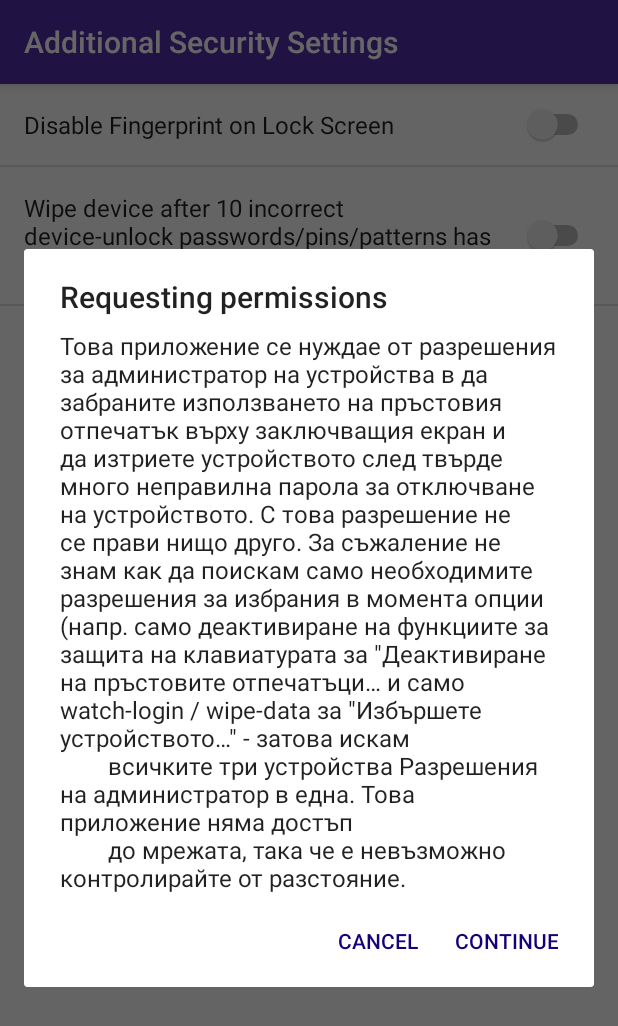
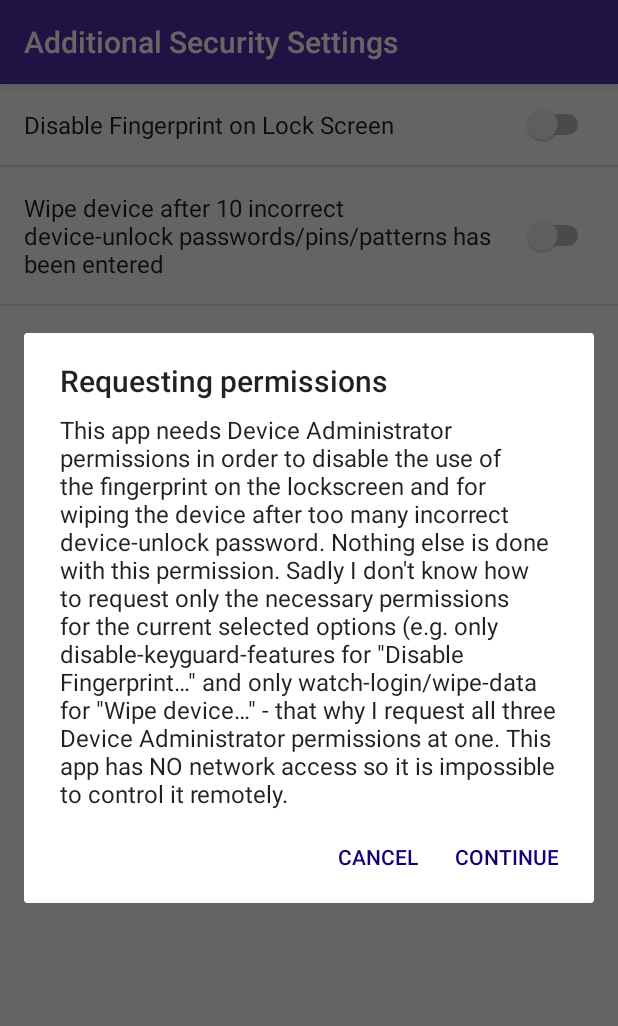
Before and after one commit to linux-colonel/AdminControl, an Android app: the screen it shows after launch (ControlYourDeviceActivity), after a tap on "Disable Fingerprint on Lock Screen", on a phone screen of 412 x 824 dp. Shown: the top 1026 px of the screen. Run offline under Robolectric (Android 15) with nearby library versions, the phone set to English and light mode, and no system bars.

Commit message:
Use english text in default strings.xml - use newer bulgarian translation in the bg strings.xml

```diff
--- a/app/src/main/res/values/strings.xml
+++ b/app/src/main/res/values/strings.xml
@@ -15,15 +15,14 @@
 
     <!-- dialogs -->
     <string name="dialog_explain_permissions_title">Requesting permissions</string>
-    <string name="dialog_explain_permissions">Това приложение се нуждае от разрешения за
-        администратор на устройства в да забраните използването на пръстовия отпечатък върху
-        заключващия екран и да изтриете устройството след твърде много неправилна парола за
-        отключване на устройството. С това разрешение не се прави нищо друго. За съжаление не знам
-        как да поискам само необходимите разрешения за избрания в момента опции (напр. само
-        деактивиране на функциите за защита на клавиатурата за \"Деактивиране на пръстовите
-        отпечатъци…" и само watch-login / wipe-data за \"Избършете устройството…\" - затова искам
-        всичките три устройства Разрешения на администратор в една. Това приложение няма достъп
-        до мрежата, така че е невъзможно контролирайте от разстояние.</string>
+    <string name="dialog_explain_permissions">This app needs Device Administrator permissions in
+        order to disable the use of the fingerprint on the lockscreen and for wiping the device
+        after too many incorrect device-unlock password. Nothing else is done with this permission.
+        Sadly I don\'t know how to request only the necessary permissions for the current selected
+        options (e.g. only disable-keyguard-features for \"Disable Fingerprint…\"
+        and only watch-login/wipe-data for \"Wipe device…\" - that why I request all three Device
+        Administrator permissions at one. This app has NO network access so it is impossible to
+        control it remotely.</string>
     <string name="dialog_continue">Continue</string>
     <string name="dialog_cancel">Cancel</string>
 </resources>
```
Also changed, not shown: 1 other file.
